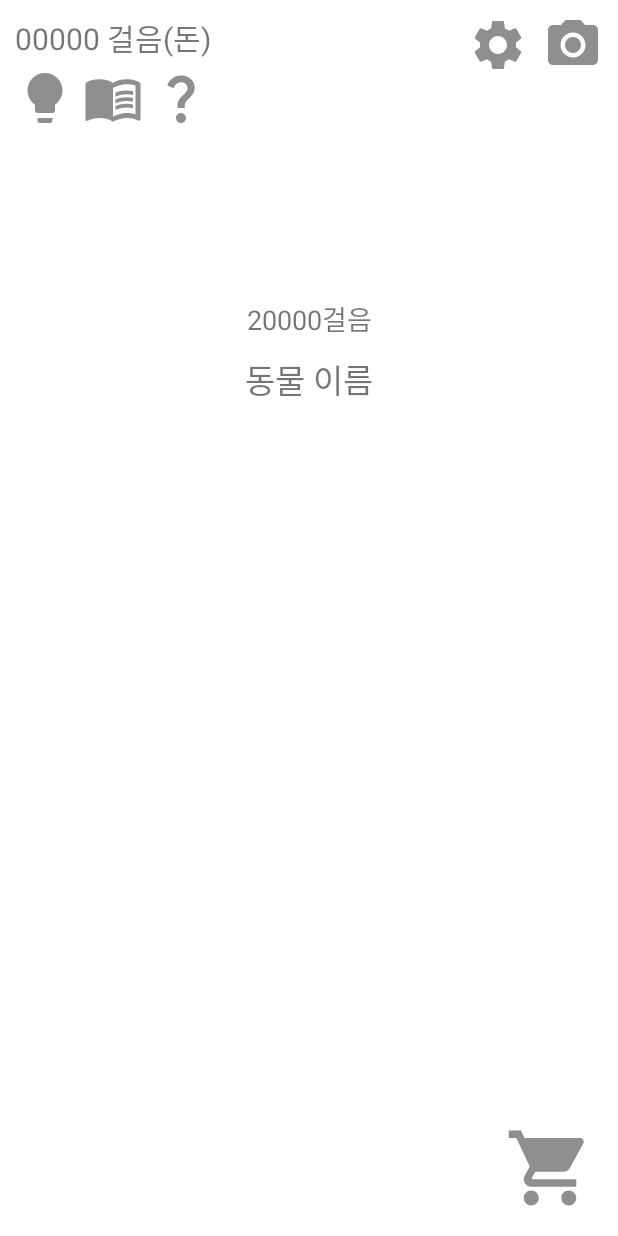
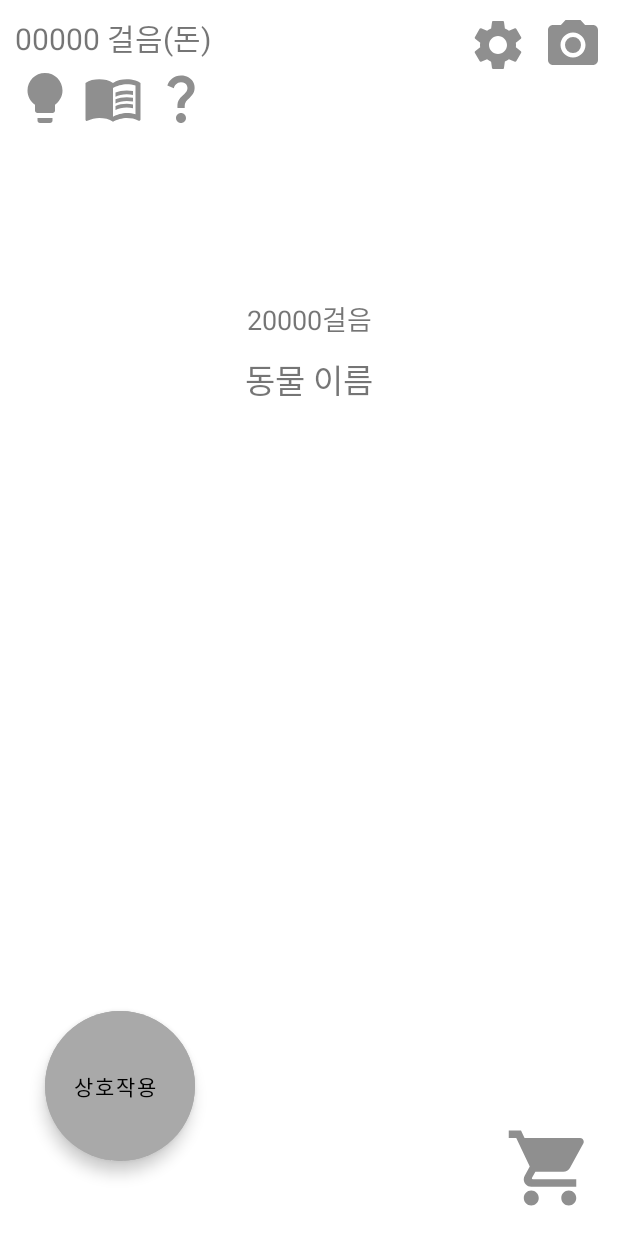
Before and after one commit to Lab-TeamProjects/My-Walking-Pet, an Android app: the screen it shows after launch (MainActivity), on a phone screen of 412 x 824 dp. Run offline under Robolectric (Android 15) with nearby library versions, the phone set to English and light mode, and no system bars; our stand-ins replace navigation-ui; libraries missing offline, so code that uses them is left out: com.github.mikephil.charting.

Commit message:
홈 프래그먼트 상호작용 버튼 생성

```diff
--- a/app/src/main/java/com/lab_team_projects/my_walking_pet/home/HomeFragment.java
+++ b/app/src/main/java/com/lab_team_projects/my_walking_pet/home/HomeFragment.java
@@ -30,6 +30,8 @@ import java.util.ArrayList;
 public class HomeFragment extends Fragment {
 
     private FragmentHomeBinding binding;
+
+    private boolean isInteractionBtnClick = false;
 
     public HomeFragment() {
         // Required empty public constructor
@@ -73,7 +75,27 @@ public class HomeFragment extends Fragment {
         });
 
 
+        binding.fabInteraction.setOnClickListener(v->{
+            isInteractionBtnClick = !isInteractionBtnClick;
+            clickInteractionBtn(isInteractionBtnClick);
+        });
+
+
         return binding.getRoot();
+    }
+
+    private void clickInteractionBtn(boolean isClick){
+        if(isClick) {
+            binding.fabWater.setVisibility(View.VISIBLE);
+            binding.fabFood.setVisibility(View.VISIBLE);
+            binding.fabWash.setVisibility(View.VISIBLE);
+            binding.fabclothes.setVisibility(View.VISIBLE);
+        } else {
+            binding.fabWater.setVisibility(View.INVISIBLE);
+            binding.fabFood.setVisibility(View.INVISIBLE);
+            binding.fabWash.setVisibility(View.INVISIBLE);
+            binding.fabclothes.setVisibility(View.INVISIBLE);
+        }
     }
 
 
--- a/app/src/main/res/layout/fragment_home.xml
+++ b/app/src/main/res/layout/fragment_home.xml
@@ -109,6 +109,80 @@
             app:layout_constraintStart_toStartOf="parent"
             app:layout_constraintEnd_toEndOf="parent"/>
 
+        <com.google.android.material.floatingactionbutton.ExtendedFloatingActionButton
+            android:id="@+id/fabInteraction"
+            android:layout_marginStart="30dp"
+            android:layout_marginBottom="50dp"
+            android:backgroundTint="@color/dark_gray"
+            app:borderWidth="0dp"
+            app:layout_constraintBottom_toBottomOf="parent"
+            app:layout_constraintStart_toStartOf="parent"
+            android:layout_width="100dp"
+            android:layout_height="100dp"
+            android:textAlignment="center"
+            android:text="상호작용"/>
+
+        <com.google.android.material.floatingactionbutton.ExtendedFloatingActionButton
+            android:id="@+id/fabWater"
+            android:visibility="invisible"
+            app:layout_constraintCircle="@id/fabInteraction"
+            app:layout_constraintCircleRadius="100dp"
+            app:layout_constraintCircleAngle="340"
+            android:backgroundTint="@color/dark_gray"
+            app:borderWidth="0dp"
+            app:layout_constraintBottom_toBottomOf="parent"
+            app:layout_constraintStart_toStartOf="parent"
+            android:layout_width="60dp"
+            android:layout_height="60dp"
+            android:textAlignment="center"
+            android:text="물"/>
+
+        <com.google.android.material.floatingactionbutton.ExtendedFloatingActionButton
+            android:id="@+id/fabFood"
+            android:visibility="invisible"
+            android:backgroundTint="@color/dark_gray"
+            app:layout_constraintCircle="@id/fabInteraction"
+            app:layout_constraintCircleRadius="100dp"
+            app:layout_constraintCircleAngle="25"
+            app:borderWidth="0dp"
+            app:layout_constraintBottom_toBottomOf="parent"
+            app:layout_constraintStart_toStartOf="parent"
+            android:layout_width="60dp"
+            android:layout_height="60dp"
+            android:textAlignment="center"
+            android:text="밥"/>
+
+        <com.google.android.material.floatingactionbutton.ExtendedFloatingActionButton
+            android:id="@+id/fabWash"
+            android:visibility="invisible"
+            app:layout_constraintCircle="@id/fabInteraction"
+            app:layout_constraintCircleRadius="100dp"
+            app:layout_constraintCircleAngle="70"
+            android:backgroundTint="@color/dark_gray"
+            app:layout_constraintBottom_toBottomOf="parent"
+            app:layout_constraintStart_toStartOf="parent"
+            app:borderWidth="0dp"
+            android:layout_width="60dp"
+            android:layout_height="60dp"
+            android:textAlignment="center"
+            android:text="씻기"/>
+
+        <com.google.android.material.floatingactionbutton.ExtendedFloatingActionButton
+            android:id="@+id/fabclothes"
+            android:visibility="invisible"
+            app:layout_constraintCircle="@id/fabInteraction"
+            app:layout_constraintCircleRadius="100dp"
+            app:layout_constraintCircleAngle="115"
+            android:backgroundTint="@color/dark_gray"
+            app:borderWidth="0dp"
+            app:layout_constraintBottom_toBottomOf="parent"
+            app:layout_constraintStart_toStartOf="parent"
+            android:layout_width="60dp"
+            android:layout_height="60dp"
+            android:textAlignment="center"
+            android:text="옷"/>
+
+
     </androidx.constraintlayout.widget.ConstraintLayout>
 
 </FrameLayout>
```
